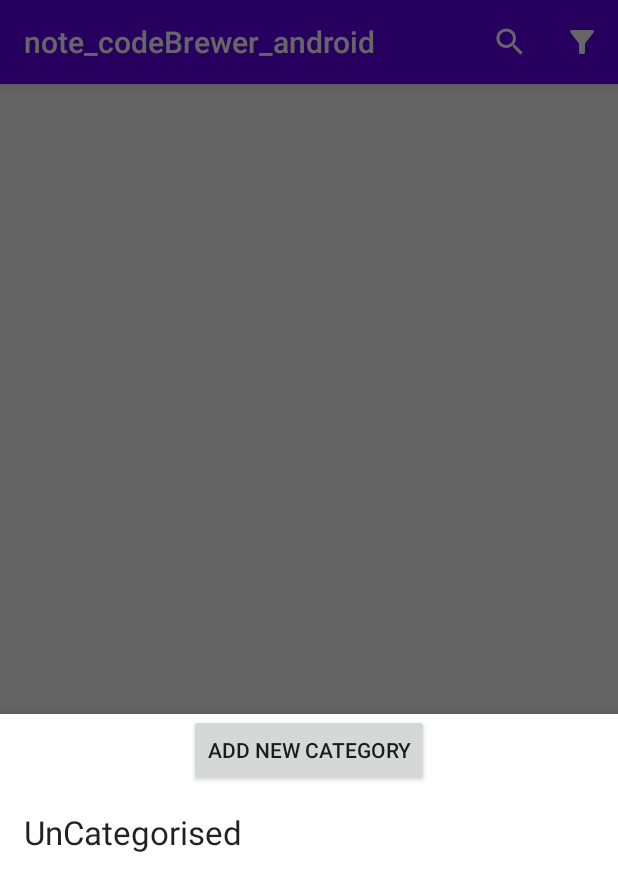
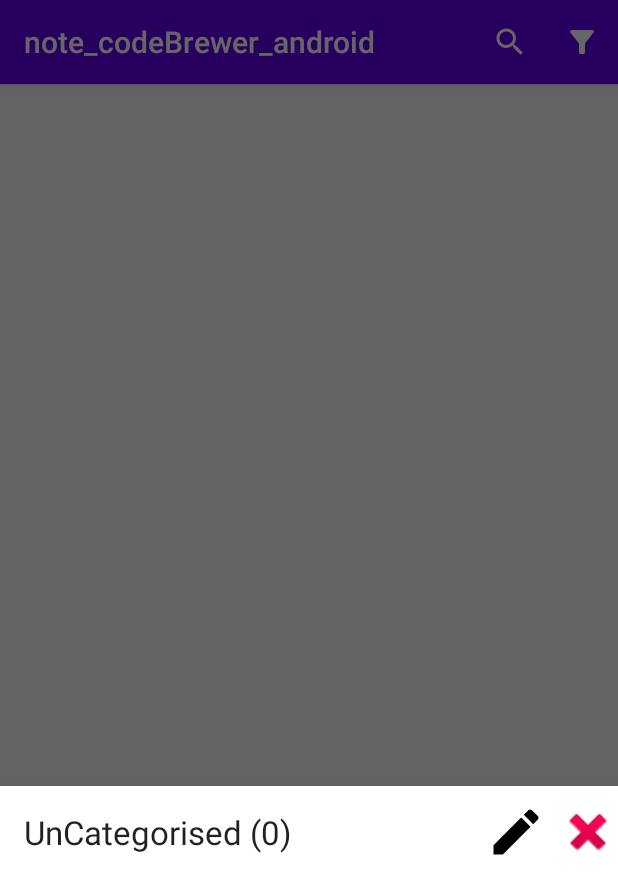
Before and after one commit to nency-shobhashana/note_codeBrewer_android, an Android app: the fragment CategoryFilterListDialogFragment placed in its activity, on a phone screen of 412 x 824 dp. Shown: the top 894 px of the screen. Run offline under Robolectric (Android 15) with nearby library versions, the phone set to English and light mode, and no system bars; our stand-ins replace Room's generated code; 1 statement that could not run was skipped.

Commit message:
implement category filter

```diff
--- a/app/src/main/java/com/nency/note/dashboard/CategoryFilterListDialogFragment.java
+++ b/app/src/main/java/com/nency/note/dashboard/CategoryFilterListDialogFragment.java
@@ -1,13 +1,12 @@
 package com.nency.note.dashboard;
 
-import android.content.DialogInterface;
 import android.os.Bundle;
 import android.view.LayoutInflater;
 import android.view.View;
 import android.view.ViewGroup;
 import android.widget.Button;
+import android.widget.CheckedTextView;
 import android.widget.EditText;
-import android.widget.TextView;
 
 import androidx.annotation.NonNull;
 import androidx.annotation.Nullable;
@@ -17,6 +16,7 @@ import androidx.recyclerview.widget.RecyclerView;
 
 import com.google.android.material.bottomsheet.BottomSheetDialogFragment;
 import com.nency.note.R;
+import com.nency.note.interfaces.OnCategoryActionListener;
 import com.nency.note.interfaces.OnCategorySelectListener;
 import com.nency.note.room.Category;
 import com.nency.note.room.NoteRoomDatabase;
@@ -24,19 +24,20 @@ import com.nency.note.room.NoteRoomDatabase;
 import java.util.ArrayList;
 import java.util.List;
 
-public class CategoryFilterListDialogFragment extends BottomSheetDialogFragment {
+public class CategoryFilterListDialogFragment extends BottomSheetDialogFragment implements OnCategoryActionListener {
 
     private OnCategorySelectListener onCategorySelectListener;
     private NoteRoomDatabase noteRoomDatabase;
 
     private ArrayList<Category> categories = new ArrayList<>();
+    ArrayList<Category> filterCategory;
+    private RecyclerView recyclerView ;
 
-    private RecyclerView recyclerView ;
-    private Button btnAddCategory;
-
-    public static CategoryFilterListDialogFragment newInstance(@NonNull OnCategorySelectListener onCategorySelectListener) {
+    public static CategoryFilterListDialogFragment newInstance(ArrayList<Category> filterCategory,
+            @NonNull OnCategorySelectListener onCategoryActionListener) {
         final CategoryFilterListDialogFragment fragment = new CategoryFilterListDialogFragment();
-        fragment.onCategorySelectListener = onCategorySelectListener;
+        fragment.filterCategory = filterCategory;
+        fragment.onCategorySelectListener = onCategoryActionListener;
         return fragment;
     }
 
@@ -44,103 +45,114 @@ public class CategoryFilterListDialogFragment extends BottomSheetDialogFragment
     @Override
     public View onCreateView(LayoutInflater inflater, @Nullable ViewGroup container,
             @Nullable Bundle savedInstanceState) {
-        return inflater.inflate(R.layout.category_list_dialog_fragment, container, false);
+        return inflater.inflate(R.layout.category_filter_list_dialog_fragment, container, false);
     }
 
     @Override
     public void onViewCreated(@NonNull View view, @Nullable Bundle savedInstanceState) {
-        btnAddCategory = view.findViewById(R.id.btnAddCategory);
         recyclerView = view.findViewById(R.id.listCategory);
         recyclerView.setLayoutManager(new LinearLayoutManager(getContext()));
-        recyclerView.setAdapter(new CategoryAdapter(categories, onCategorySelectListener));
+        recyclerView.setAdapter(new CategoryAdapter(categories, filterCategory, this));
+        noteRoomDatabase = NoteRoomDatabase.getInstance(requireContext());
+
         loadCategory();
-        loadListener();
     }
 
-    private void loadListener() {
-        btnAddCategory.setOnClickListener(new View.OnClickListener() {
-            @Override
-            public void onClick(View v) {
-                showAddNewCategoryAlert();
-            }
-        });
+    private void loadCategory(){
+        categories.clear();
+        categories.addAll(noteRoomDatabase.CategoryDao().getAllCategories());
+        recyclerView.getAdapter().notifyDataSetChanged();
     }
 
-    private void showAddNewCategoryAlert() {
+    @Override
+    public void onCategorySelected(Category category) {
+        onCategorySelectListener.onCategorySelected(category);
+        recyclerView.getAdapter().notifyDataSetChanged();
+    }
+
+    @Override
+    public void onCategoryEditSelected(Category category) {
+        showUpdateCategoryAlert(category);
+    }
+
+    @Override
+    public void onCategoryRemoveSelected(Category category) {
+        noteRoomDatabase.CategoryDao().deleteCategory(category.getId());
+        loadCategory();
+    }
+
+    private void showUpdateCategoryAlert(Category category) {
         AlertDialog.Builder dialogBuilder = new AlertDialog.Builder(requireContext());
         LayoutInflater inflater = this.getLayoutInflater();
         final View dialogView = inflater.inflate(R.layout.add_new_category_dialog, null);
         dialogBuilder.setView(dialogView);
 
         final EditText edt = (EditText) dialogView.findViewById(R.id.edit1);
+        edt.setText(category.getName());
 
-        dialogBuilder.setTitle("Add New Category");
-        dialogBuilder.setPositiveButton("Add", new DialogInterface.OnClickListener() {
-            public void onClick(DialogInterface dialog, int whichButton) {
-                addCategory(edt.getText().toString());
-            }
-        });
-        dialogBuilder.setNegativeButton("Cancel", new DialogInterface.OnClickListener() {
-            public void onClick(DialogInterface dialog, int whichButton) {
-                //pass
-            }
-        });
+        dialogBuilder.setTitle("Edit Category");
+        dialogBuilder.setPositiveButton("Update",
+                (dialog, whichButton) -> updateCategory(category, edt.getText().toString()));
+        dialogBuilder.setNegativeButton("Cancel", (dialog, whichButton) -> {});
         dialogBuilder.create().show();
     }
 
-    private void addCategory(String category){
-        noteRoomDatabase.CategoryDao().insertCategory(new Category(category, 0));
+    private void updateCategory(Category category, String newName){
+        noteRoomDatabase.CategoryDao().updateCategory(category.getId(), newName);
         loadCategory();
-    }
-
-    private void loadCategory(){
-        noteRoomDatabase = NoteRoomDatabase.getInstance(requireContext());
-        categories.clear();
-        categories.addAll(noteRoomDatabase.CategoryDao().getAllCategories());
-        recyclerView.getAdapter().notifyDataSetChanged();
     }
 
     private class ViewHolder extends RecyclerView.ViewHolder {
 
-        final TextView text;
+        final CheckedTextView text;
         Category category;
 
         ViewHolder(LayoutInflater inflater,
                 ViewGroup parent,
-                final OnCategorySelectListener onCategorySelectListener) {
+                final OnCategoryActionListener onCategoryActionListener) {
             // TODO: Customize the item layout
-            super(inflater.inflate(R.layout.category_list_dialog_item, parent, false));
-            itemView.setOnClickListener(new View.OnClickListener() {
-                @Override
-                public void onClick(View v) {
-                    onCategorySelectListener.onCategorySelected(category);
-                }
-            });
-            text = itemView.findViewById(R.id.text);
+            super(inflater.inflate(R.layout.category_filter_list_dialog_item, parent, false));
+            itemView.setOnClickListener(v -> onCategoryActionListener.onCategorySelected(category));
+            itemView.findViewById(R.id.btnEdit).setOnClickListener(v -> onCategoryActionListener.onCategoryEditSelected(category));
+            itemView.findViewById(R.id.btnRemove).setOnClickListener(v -> onCategoryActionListener.onCategoryRemoveSelected(category));
+            text = itemView.findViewById(R.id.categoryTitle);
         }
     }
 
     private class CategoryAdapter extends RecyclerView.Adapter<ViewHolder> {
 
         private final List<Category> categories;
-        private final OnCategorySelectListener onCategorySelectListener;
+        private final OnCategoryActionListener onCategoryActionListener;
+        private final ArrayList<Category> filterCategory;
 
         CategoryAdapter(List<Category> categories,
-                OnCategorySelectListener onCategorySelectListener) {
+                ArrayList<Category> filterCategory,
+                OnCategoryActionListener onCategoryActionListener) {
             this.categories = categories;
-            this.onCategorySelectListener = onCategorySelectListener;
+            this.filterCategory = filterCategory;
+            this.onCategoryActionListener = onCategoryActionListener;
         }
 
         @NonNull
         @Override
         public ViewHolder onCreateViewHolder(@NonNull ViewGroup parent, int viewType) {
-            return new ViewHolder(LayoutInflater.from(parent.getContext()), parent, onCategorySelectListener);
+            return new ViewHolder(LayoutInflater.from(parent.getContext()), parent,
+                    onCategoryActionListener);
         }
 
         @Override
         public void onBindViewHolder(ViewHolder holder, int position) {
-            holder.category = categories.get(position);
-            holder.text.setText(categories.get(position).getName());
+            Category category = categories.get(position);
+            holder.category = category;
+            holder.text.setText(String.format("%s (%d)",
+                    category.getName(),
+                    category.getNoOfNotes()));
+
+            if(!filterCategory.contains(category)){
+                holder.text.setCheckMarkDrawable(R.drawable.ic_check);
+            } else {
+                holder.text.setCheckMarkDrawable(null);
+            }
         }
 
         @Override
--- a/app/src/main/java/com/nency/note/dashboard/MainActivity.java
+++ b/app/src/main/java/com/nency/note/dashboard/MainActivity.java
@@ -1,10 +1,12 @@
 package com.nency.note.dashboard;
 
+import android.content.DialogInterface;
 import android.content.Intent;
 import android.os.Bundle;
 
 import com.google.android.material.floatingactionbutton.FloatingActionButton;
 import com.nency.note.detail.CategoryListDialogFragment;
+import com.nency.note.interfaces.OnCategoryActionListener;
 import com.nency.note.interfaces.OnCategorySelectListener;
 import com.nency.note.interfaces.OnItemClickListener;
 import com.nency.note.R;
@@ -14,6 +16,7 @@ import com.nency.note.room.Note;
 import com.nency.note.room.NoteRoomDatabase;
 
 import androidx.annotation.NonNull;
+import androidx.appcompat.app.AlertDialog;
 import androidx.appcompat.app.AppCompatActivity;
 import androidx.appcompat.widget.SearchView;
 import androidx.appcompat.widget.Toolbar;
@@ -21,10 +24,12 @@ import androidx.recyclerview.widget.LinearLayoutManager;
 import androidx.recyclerview.widget.RecyclerView;
 import androidx.recyclerview.widget.StaggeredGridLayoutManager;
 
+import android.view.LayoutInflater;
 import android.view.View;
 
 import android.view.Menu;
 import android.view.MenuItem;
+import android.widget.EditText;
 
 import java.util.ArrayList;
 
@@ -40,6 +45,8 @@ public class MainActivity extends AppCompatActivity implements OnItemClickListen
 
     ArrayList<Note> notes = new ArrayList();
     ArrayList<Note> filterNotes = new ArrayList();
+    ArrayList<Category> filterCategory = new ArrayList<>();
+    ArrayList<Integer> filterCategoriesId = new ArrayList<>();
     private NoteRoomDatabase noteRoomDatabase;
 
     @Override
@@ -81,7 +88,6 @@ public class MainActivity extends AppCompatActivity implements OnItemClickListen
     protected void onResume() {
         super.onResume();
         loadNotes();
-        recyclerView.getAdapter().notifyDataSetChanged();
     }
 
     private void initRecyclerView() {
@@ -121,7 +127,7 @@ public class MainActivity extends AppCompatActivity implements OnItemClickListen
     @Override
     public boolean onOptionsItemSelected(@NonNull MenuItem item) {
         if(item.getItemId() == R.id.appFilter){
-            CategoryFilterListDialogFragment.newInstance(this)
+            CategoryFilterListDialogFragment.newInstance(filterCategory, this)
                     .show(getSupportFragmentManager(), "dialog");
             return true;
         } else {
@@ -131,9 +137,10 @@ public class MainActivity extends AppCompatActivity implements OnItemClickListen
 
     public void loadNotes() {
         notes.clear();
-        notes.addAll(noteRoomDatabase.NoteDoa().getAllNotes());
+        notes.addAll(noteRoomDatabase.NoteDoa().getAllFilterNotes(filterCategoriesId));
         filterNotes.clear();
         filterNotes.addAll(notes);
+        recyclerView.getAdapter().notifyDataSetChanged();
     }
 
     @Override
@@ -145,6 +152,13 @@ public class MainActivity extends AppCompatActivity implements OnItemClickListen
 
     @Override
     public void onCategorySelected(Category category) {
-
+        if(filterCategory.contains(category)){
+            filterCategory.remove(category);
+            filterCategoriesId.remove(Integer.valueOf(category.getId()));
+        } else {
+            filterCategory.add(category);
+            filterCategoriesId.add(category.getId());
+        }
+        loadNotes();
     }
 }
--- /dev/null
+++ b/app/src/main/java/com/nency/note/interfaces/OnCategoryActionListener.java
@@ -0,0 +1,9 @@
+package com.nency.note.interfaces;
+
+import com.nency.note.room.Category;
+
+public interface OnCategoryActionListener {
+    void onCategorySelected(Category category);
+    void onCategoryEditSelected(Category category);
+    void onCategoryRemoveSelected(Category category);
+}
--- a/app/src/main/java/com/nency/note/room/Category.java
+++ b/app/src/main/java/com/nency/note/room/Category.java
@@ -4,6 +4,8 @@ import androidx.annotation.NonNull;
 import androidx.room.ColumnInfo;
 import androidx.room.Entity;
 import androidx.room.PrimaryKey;
+
+import java.util.Objects;
 
 @Entity(tableName = "category")
 public class Category {
@@ -49,4 +51,16 @@ public class Category {
     public void setNoOfNotes(int noOfNotes) {
         this.noOfNotes = noOfNotes;
     }
+
+    @Override
+    public boolean equals(Object o) {
+        if (this == o) {
+            return true;
+        }
+        if (o == null || getClass() != o.getClass()) {
+            return false;
+        }
+        Category category = (Category) o;
+        return id == category.id;
+    }
 }
--- a/app/src/main/java/com/nency/note/room/CategoryDao.java
+++ b/app/src/main/java/com/nency/note/room/CategoryDao.java
@@ -14,11 +14,11 @@ public interface CategoryDao {
     @Query("DELETE FROM category")
     void deleteAllCategories();
 
-    @Query("DELETE FROM note WHERE id = :id")
+    @Query("DELETE FROM category WHERE id = :id")
     void deleteCategory(int id);
 
-    @Query("UPDATE category SET name = :name, noOfNotes = :noOfNotes")
-    void updateCategory(String name, String noOfNotes);
+    @Query("UPDATE category SET name = :name WHERE id = :id")
+    void updateCategory(int id, String name);
 
     @Query("SELECT * FROM category ORDER BY name")
     List<Category> getAllCategories();
--- a/app/src/main/java/com/nency/note/room/NoteDao.java
+++ b/app/src/main/java/com/nency/note/room/NoteDao.java
@@ -24,6 +24,9 @@ public interface NoteDao {
     @Query("SELECT * FROM note ORDER BY title")
     List<Note> getAllNotes();
 
+    @Query("SELECT * FROM note WHERE categoryId NOT in (:categoriesId) ORDER BY title")
+    List<Note> getAllFilterNotes(List<Integer> categoriesId);
+
     @Query("SELECT * FROM note where id == :id")
     NoteWithCategory getNote(int id);
 }
--- /dev/null
+++ b/app/src/main/res/drawable/ic_check.xml
@@ -0,0 +1,10 @@
+<vector xmlns:android="http://schemas.android.com/apk/res/android"
+    android:width="24dp"
+    android:height="24dp"
+    android:viewportWidth="24"
+    android:viewportHeight="24"
+    android:tint="?attr/colorControlNormal">
+  <path
+      android:fillColor="@android:color/white"
+      android:pathData="M9,16.17L4.83,12l-1.42,1.41L9,19 21,7l-1.41,-1.41z"/>
+</vector>
--- /dev/null
+++ b/app/src/main/res/drawable/ic_edit.xml
@@ -0,0 +1,10 @@
+<vector xmlns:android="http://schemas.android.com/apk/res/android"
+    android:width="24dp"
+    android:height="24dp"
+    android:viewportWidth="24"
+    android:viewportHeight="24"
+    android:tint="?attr/colorControlNormal">
+  <path
+      android:fillColor="@android:color/white"
+      android:pathData="M3,17.25V21h3.75L17.81,9.94l-3.75,-3.75L3,17.25zM20.71,7.04c0.39,-0.39 0.39,-1.02 0,-1.41l-2.34,-2.34c-0.39,-0.39 -1.02,-0.39 -1.41,0l-1.83,1.83 3.75,3.75 1.83,-1.83z"/>
+</vector>
--- /dev/null
+++ b/app/src/main/res/layout/category_filter_list_dialog_fragment.xml
@@ -0,0 +1,19 @@
+<?xml version="1.0" encoding="utf-8"?>
+<androidx.constraintlayout.widget.ConstraintLayout xmlns:android="http://schemas.android.com/apk/res/android"
+                                                   xmlns:tools="http://schemas.android.com/tools"
+                                                   android:layout_width="match_parent"
+                                                   android:layout_height="wrap_content"
+                                                   xmlns:app="http://schemas.android.com/apk/res-auto">
+
+    <androidx.recyclerview.widget.RecyclerView
+        android:id="@+id/listCategory"
+        android:layout_width="match_parent"
+        android:layout_height="300dp"
+        android:clipToPadding="false"
+        android:paddingTop="@dimen/list_item_spacing_half"
+        android:paddingBottom="@dimen/list_item_spacing_half"
+        tools:context=".detail.CategoryListDialogFragment"
+        tools:listitem="@layout/category_list_dialog_item"
+        app:layout_constraintTop_toTopOf="parent"
+        />
+</androidx.constraintlayout.widget.ConstraintLayout>
--- /dev/null
+++ b/app/src/main/res/layout/category_filter_list_dialog_item.xml
@@ -0,0 +1,46 @@
+<?xml version="1.0" encoding="utf-8"?>
+<androidx.constraintlayout.widget.ConstraintLayout xmlns:android="http://schemas.android.com/apk/res/android"
+                                                   xmlns:app="http://schemas.android.com/apk/res-auto"
+                                                   xmlns:tools="http://schemas.android.com/tools"
+                                                   android:layout_width="match_parent"
+                                                   android:layout_height="wrap_content">
+
+    <CheckedTextView
+        android:id="@+id/categoryTitle"
+        android:layout_width="0dp"
+        android:layout_height="wrap_content"
+        android:background="?attr/selectableItemBackground"
+        android:paddingLeft="@dimen/list_item_spacing"
+        android:paddingTop="@dimen/list_item_spacing_half"
+        android:paddingRight="@dimen/list_item_spacing"
+        android:paddingBottom="@dimen/list_item_spacing_half"
+        android:textAppearance="@style/TextAppearance.AppCompat.Large"
+        app:layout_constraintEnd_toStartOf="@+id/btnEdit"
+        app:layout_constraintStart_toStartOf="parent"
+        app:layout_constraintTop_toTopOf="parent"
+        android:gravity="center"
+        tools:text="Hello" />
+
+    <ImageView
+        android:id="@+id/btnEdit"
+        android:layout_width="40dp"
+        android:layout_height="40dp"
+        android:layout_marginEnd="8dp"
+        app:layout_constraintBottom_toBottomOf="parent"
+        app:layout_constraintEnd_toStartOf="@id/btnRemove"
+        app:layout_constraintTop_toTopOf="parent"
+        android:src="@drawable/ic_edit"
+        app:tint="@color/black" />
+
+    <ImageView
+        android:id="@+id/btnRemove"
+        android:layout_width="40dp"
+        android:layout_height="40dp"
+        android:src="@android:drawable/ic_delete"
+        app:layout_constraintBottom_toBottomOf="parent"
+        app:layout_constraintEnd_toEndOf="parent"
+        app:layout_constraintTop_toTopOf="parent"
+        />
+
+
+</androidx.constraintlayout.widget.ConstraintLayout>
```
